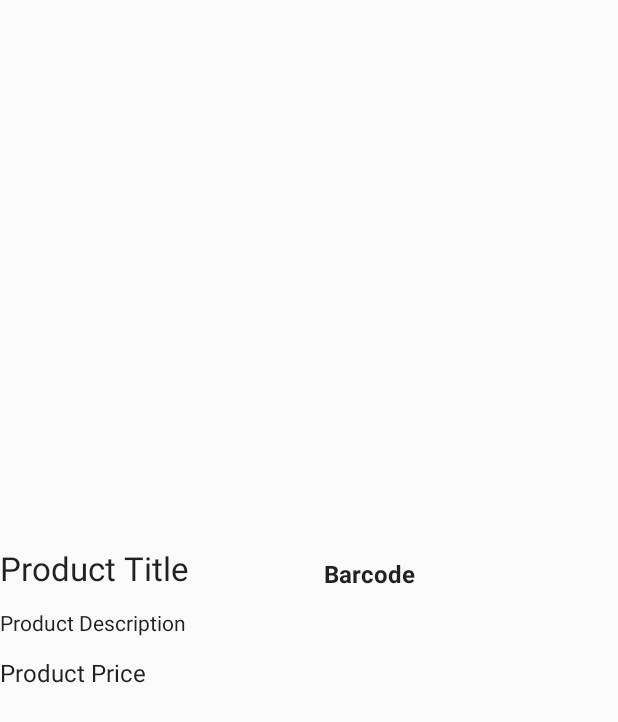
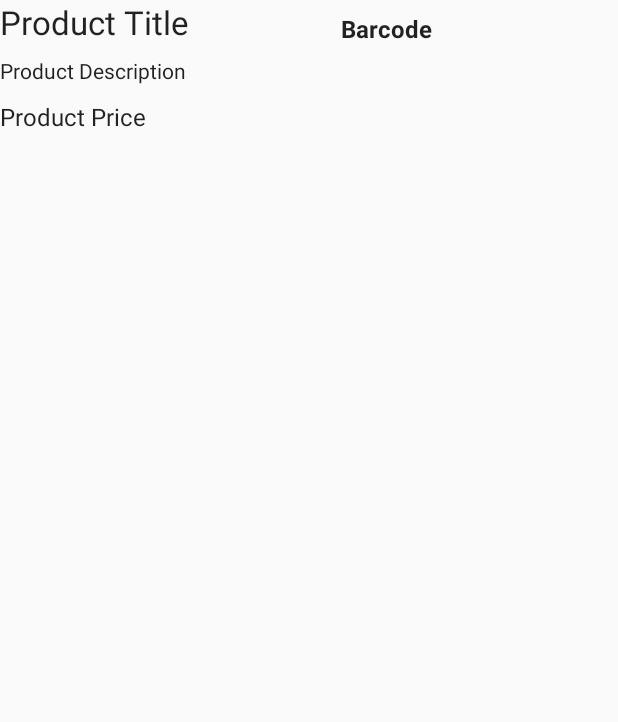
Before and after one commit to Davoleo/BarcodeStock, an Android app: the layout barcode_item_layout.xml on its own in the app's theme, with its tools: preview values and no code run, on a phone screen of 412 x 824 dp. Shown: the top 722 px of the screen. Run offline under Robolectric (Android 15) with nearby library versions, the phone set to English and light mode, and no system bars.

Commit message:
Fix ListView Item UI | Fix new barcodes replacing old ones

```diff
--- a/app/src/main/java/davoleo/barcodestock/barcode/BarcodeAdapter.java
+++ b/app/src/main/java/davoleo/barcodestock/barcode/BarcodeAdapter.java
@@ -60,7 +60,7 @@ public class BarcodeAdapter extends BaseAdapter {
 
         textViewTitle.setText(selectedBarcode.getTitle());
         textViewDesc.setText(selectedBarcode.getDescription());
-        textViewPrice.setText(Float.toString(selectedBarcode.getPrice()));
+        textViewPrice.setText("€" + selectedBarcode.getPrice());
         textViewCode.setText(Integer.toString(selectedBarcode.getCode()));
 
         return itemView;
--- a/app/src/main/java/davoleo/barcodestock/util/BarcodeFileUtils.java
+++ b/app/src/main/java/davoleo/barcodestock/util/BarcodeFileUtils.java
@@ -24,7 +24,7 @@ public class BarcodeFileUtils {
         FileWriter writer = null;
 
         try {
-            writer = new FileWriter(buildFilePath(activity));
+            writer = new FileWriter(buildFilePath(activity), true);
             BufferedWriter bufferedWriter = new BufferedWriter(writer);
             bufferedWriter.append(barcode.getCode() + "§").append(barcode.getTitle() + "§").append(barcode.getDescription() + "§").append(barcode.getPrice() + "\n");
 
--- a/app/src/main/res/layout/barcode_item_layout.xml
+++ b/app/src/main/res/layout/barcode_item_layout.xml
@@ -2,7 +2,7 @@
 <RelativeLayout xmlns:android="http://schemas.android.com/apk/res/android"
                 xmlns:tools="http://schemas.android.com/tools" android:orientation="horizontal"
                 android:layout_width="match_parent"
-                android:layout_height="match_parent" android:gravity="center_vertical">
+                android:layout_height="match_parent">
 
     <TextView
             android:textSize="22sp"
@@ -10,10 +10,7 @@
             android:layout_width="wrap_content"
             android:layout_height="wrap_content"
             android:id="@+id/barcodeTitle"
-            android:textAppearance="@style/TextAppearance.AppCompat"
-            android:layout_marginBottom="31dp"
-            android:gravity="start"
-            android:layout_alignBottom="@+id/barcodeDesc"/>
+            android:textAppearance="@style/TextAppearance.AppCompat"/>
 
     <TextView
             android:textSize="14sp"
@@ -22,7 +19,7 @@
             android:layout_height="wrap_content"
             android:id="@+id/barcodeDesc"
             android:textAppearance="@style/TextAppearance.AppCompat"
-    />
+            android:layout_marginTop="8dp" android:layout_below="@+id/barcodeTitle"/>
 
     <TextView
             android:textSize="16sp"
@@ -31,8 +28,7 @@
             android:layout_height="wrap_content"
             android:id="@+id/barcodePrice"
             android:textAppearance="@style/TextAppearance.AppCompat"
-            android:layout_alignTop="@+id/barcodeDesc"
-            android:layout_marginTop="32dp"/>
+            android:layout_marginTop="10dp" android:layout_below="@+id/barcodeDesc"/>
 
     <TextView
             android:textSize="16sp"
@@ -42,8 +38,7 @@
             android:id="@+id/barcode"
             android:textAppearance="@style/TextAppearance.AppCompat"
             android:layout_alignTop="@+id/barcodeTitle"
-            android:layout_marginTop="7dp"
-            android:layout_marginStart="216dp"
-            android:layout_alignStart="@+id/barcodeTitle" android:textStyle="bold"/>
+            android:layout_marginTop="8dp"
+            android:textStyle="bold" android:layout_toEndOf="@+id/barcodeTitle" android:layout_marginStart="101dp"/>
 
 </RelativeLayout>
```
